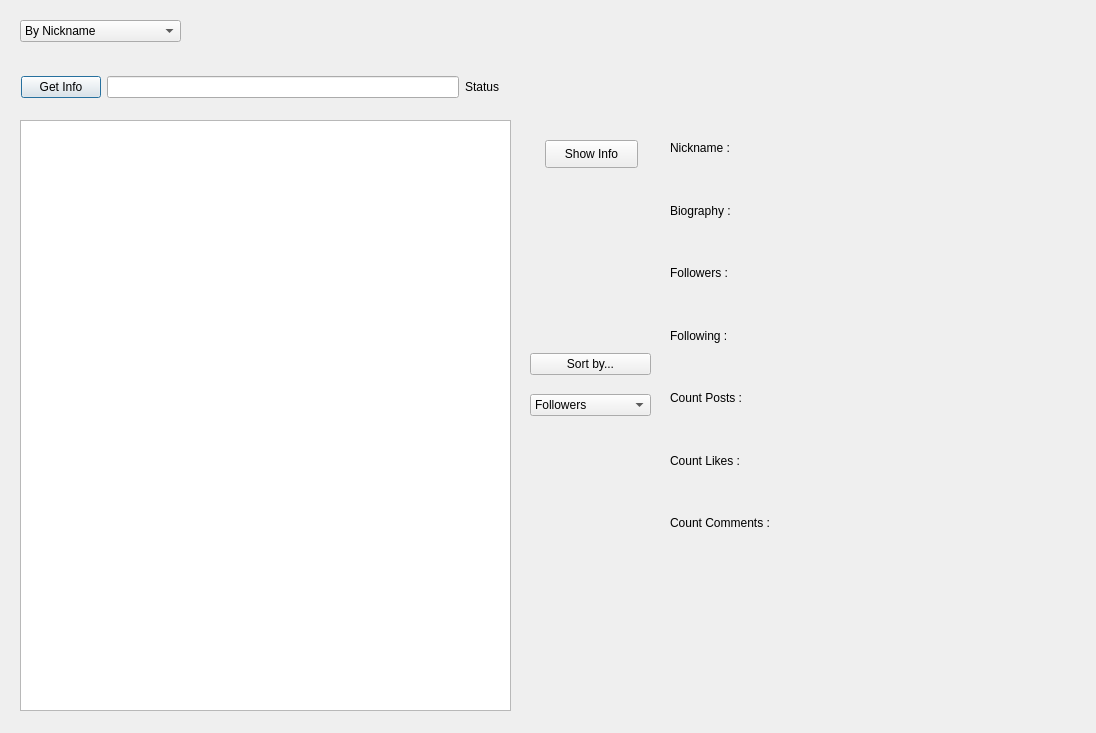
Above: my_project/insta_parser.ui from StasDzundza/Instagram-Photo-Parser-and-Image-Editor before the change. Below: the same form after it.
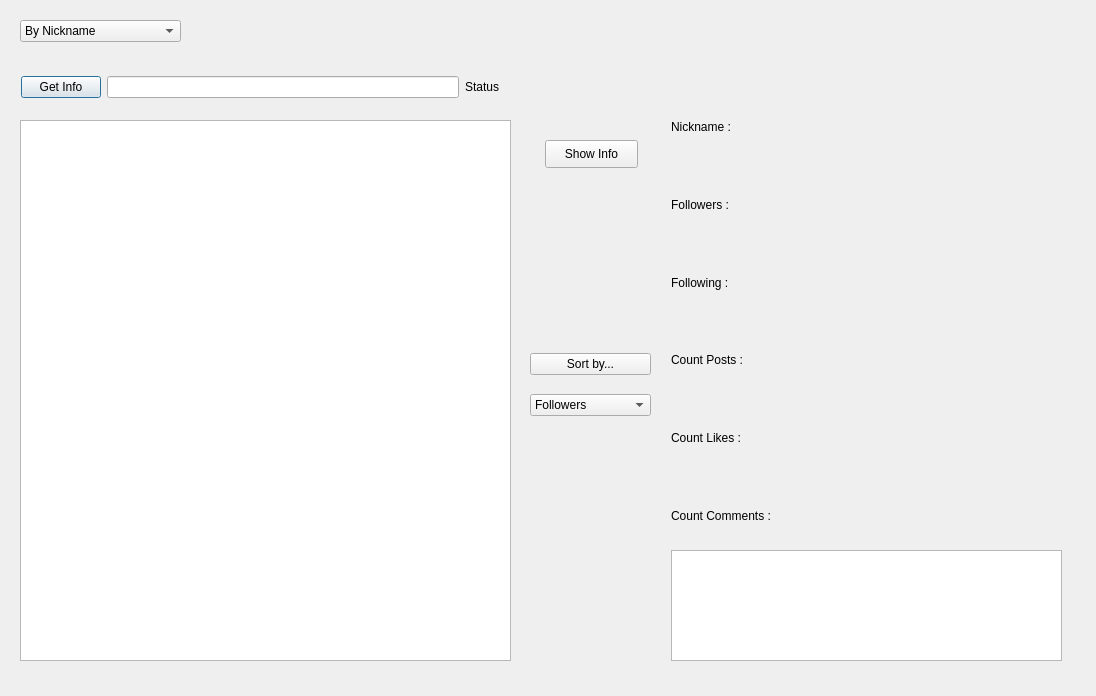
That is the form after the change.

Commit message: solve biography parse

```diff
--- a/my_project/insta_parser.ui
+++ b/my_project/insta_parser.ui
@@ -7,7 +7,7 @@
     <x>0</x>
     <y>0</y>
     <width>1096</width>
-    <height>733</height>
+    <height>696</height>
    </rect>
   </property>
   <property name="windowTitle">
@@ -79,7 +79,7 @@
      <x>20</x>
      <y>120</y>
      <width>491</width>
-     <height>591</height>
+     <height>541</height>
     </rect>
    </property>
   </widget>
@@ -96,6 +96,16 @@
     <string>Show Info</string>
    </property>
   </widget>
+  <widget class="QTextBrowser" name="biography_text">
+   <property name="geometry">
+    <rect>
+     <x>671</x>
+     <y>550</y>
+     <width>391</width>
+     <height>111</height>
+    </rect>
+   </property>
+  </widget>
   <widget class="QWidget" name="">
    <property name="geometry">
     <rect>
@@ -147,10 +157,10 @@
   <widget class="QWidget" name="">
    <property name="geometry">
     <rect>
-     <x>670</x>
-     <y>120</y>
-     <width>351</width>
-     <height>431</height>
+     <x>671</x>
+     <y>91</y>
+     <width>391</width>
+     <height>461</height>
     </rect>
    </property>
    <layout class="QVBoxLayout" name="verticalLayout_2">
@@ -161,13 +171,6 @@
       </property>
      </widget>
     </item>
-    <item>
-     <widget class="QLabel" name="lbl_biography">
-      <property name="text">
-       <string>Biography :</string>
-      </property>
-     </widget>
-    </item>
     <item>
      <widget class="QLabel" name="lbl_followers">
       <property name="text">
```
The commit also changes 2 other files.
